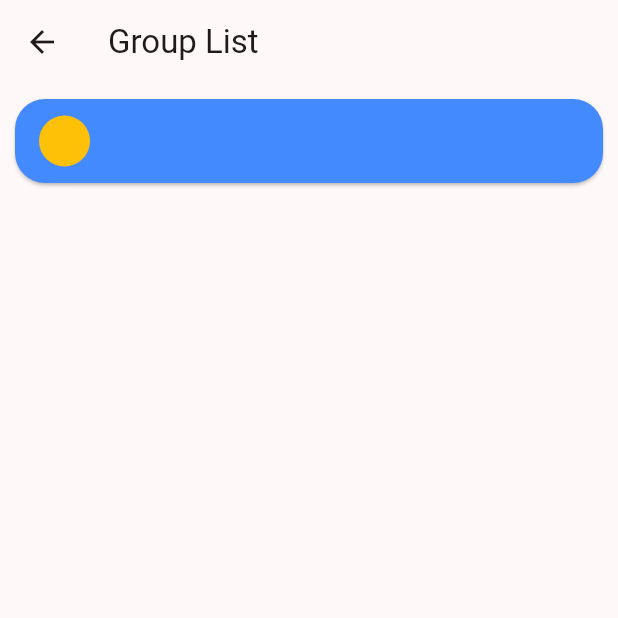
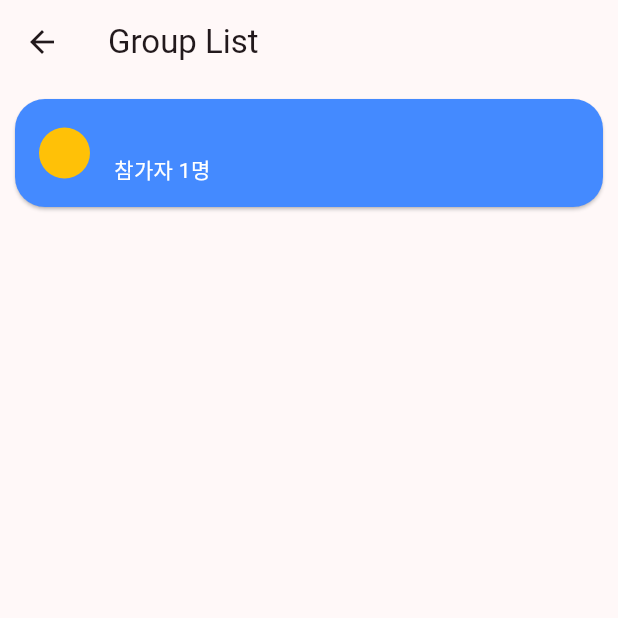
Before and after one commit to bemjikim/MobalWorld, a Flutter app: the CreateMailboxPage screen opened directly, after a tap on "그룹 생성", on a phone screen of 412 x 824 dp, the top half of it. Run offline on Flutter 3.47's test engine with Material 2 defaults, Android fonts, the phone set to English and light mode, and no system bars; our stand-ins replace cloud_firestore, firebase_auth, firebase_core, google_sign_in, random_string; accounts and stored records are empty; Roboto replaces fonts that are missing (gangwon).

Commit message:
Add group_leader&group_user

```diff
--- a/lib/home/create_mailbox_page.dart
+++ b/lib/home/create_mailbox_page.dart
@@ -1,7 +1,10 @@
 import 'package:flutter/material.dart';
+import 'package:provider/provider.dart';
 import 'package:random_string/random_string.dart';
+import '../main.dart';
+import 'package:cloud_firestore/cloud_firestore.dart';
+
 import 'group_list/group_list_page.dart';
-import 'package:cloud_firestore/cloud_firestore.dart';
 
 
 class CreateMailboxPage extends StatefulWidget {
@@ -19,20 +22,40 @@ class _CreateMailboxPageState extends State<CreateMailboxPage> {
     });
   }
 
-  void _createGroup() {
+  void _createGroup(String groupLeader) {
     FirebaseFirestore.instance.collection('groups').doc(invitationCode).set({
+      'group_leader': groupLeader,
       'group_name': mailboxName,
       // 추가적인 필드들을 필요에 따라 여기에 추가하세요
     })
         .then((value) {
       // 데이터 저장이 성공한 경우의 처리를 여기에 작성하세요
-      Navigator.push(
-        context,
-        MaterialPageRoute(
-          builder: (context) => GroupListPage(),
-        ),
-      );
       print('Group created successfully!');
+
+      // group_users 컬렉션에 groupLeader 추가
+      FirebaseFirestore.instance
+          .collection('groups')
+          .doc(invitationCode)
+          .collection('group_users')
+          .doc(groupLeader)
+          .set({
+        'user_id': groupLeader,
+        // 추가적인 필드들을 필요에 따라 여기에 추가하세요
+      })
+          .then((value) {
+        // group_users 컬렉션에 groupLeader 추가가 성공한 경우의 처리를 여기에 작성하세요
+        Navigator.push(
+          context,
+          MaterialPageRoute(
+            builder: (context) => GroupListPage(),
+          ),
+        );
+        print('Group leader added successfully!');
+      })
+          .catchError((error) {
+        // group_users 컬렉션에 groupLeader 추가가 실패한 경우의 처리를 여기에 작성하세요
+        print('Failed to add group leader: $error');
+      });
     })
         .catchError((error) {
       // 데이터 저장이 실패한 경우의 처리를 여기에 작성하세요
@@ -42,6 +65,7 @@ class _CreateMailboxPageState extends State<CreateMailboxPage> {
 
   @override
   Widget build(BuildContext context) {
+    final _email = Provider.of<Email>(context, listen: false).getEmail();
     return Scaffold(
       appBar: AppBar(
         title: Text('Create Mailbox'),
@@ -82,7 +106,7 @@ class _CreateMailboxPageState extends State<CreateMailboxPage> {
             SizedBox(height: 16),
             ElevatedButton(
               onPressed: (){
-                _createGroup();
+                _createGroup(_email);
               },
               child: Text('그룹 생성'),
             ),
--- a/lib/home/group_list/group_list_page.dart
+++ b/lib/home/group_list/group_list_page.dart
@@ -20,6 +20,11 @@ class GroupListPage extends StatelessWidget {
               itemBuilder: (context, index) {
                 final DocumentSnapshot documentSnapshot =
                     streamSnapshot.data!.docs[index];
+                final String groupId = documentSnapshot.id;
+                final CollectionReference groupUsersRef = FirebaseFirestore.instance
+                    .collection('groups')
+                    .doc(groupId)
+                    .collection('group_users');
                 return Card(
                   color: Colors.blueAccent,
                   shape: RoundedRectangleBorder(
@@ -38,13 +43,27 @@ class GroupListPage extends StatelessWidget {
                         color: Colors.black,
                       ),
                     ),
-                    //subtitle: Text("참가자 ${documentSnapshot['num'].toString()}명"),
+                    subtitle: StreamBuilder(
+                      stream: groupUsersRef.snapshots(),
+                      builder: (context, AsyncSnapshot<QuerySnapshot> userSnapshot) {
+                        if (userSnapshot.hasData) {
+                          final int userCount = userSnapshot.data!.docs.length;
+                          return Text(
+                            '참가자 $userCount명',
+                            style: const TextStyle(
+                              color: Colors.white,
+                            ),
+                          );
+                        }
+                        return const SizedBox();
+                      },
+                    ),
                     trailing: SizedBox(
                       width: 100,
                       child: Row(
                         children: [
                           // IconButton(
-                          //     //onPressed: onPressed,
+                          //     onPressed: onPressed,
                           //     icon: Icon(Icons.delete),
                           // ),
                         ],
```
